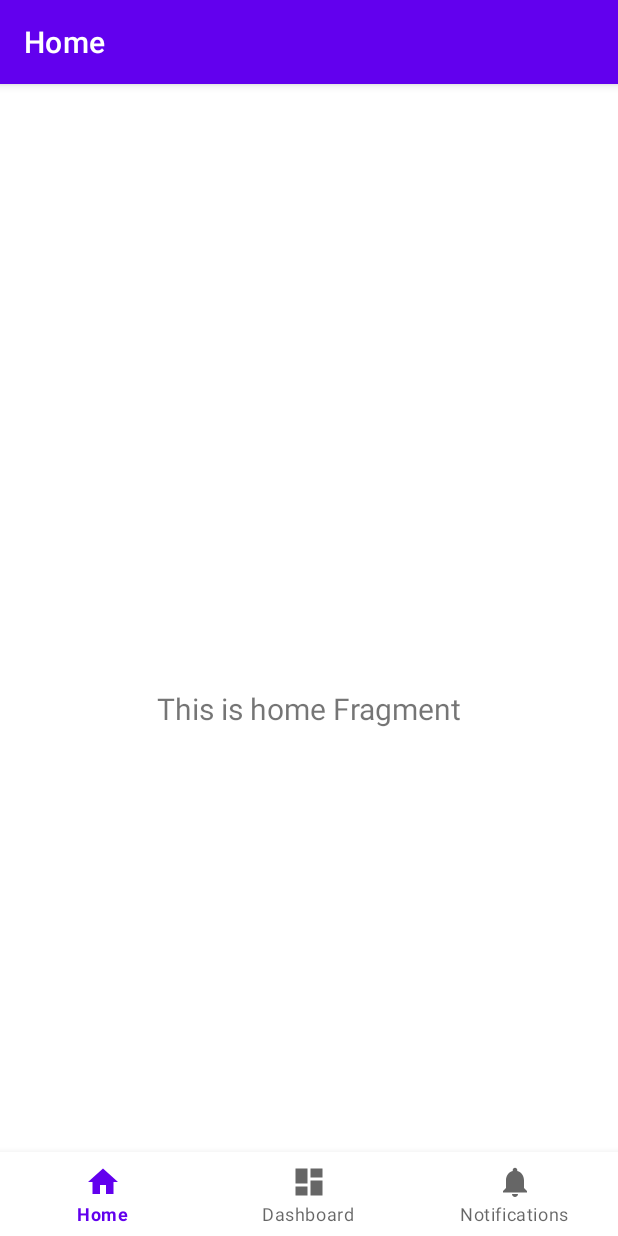
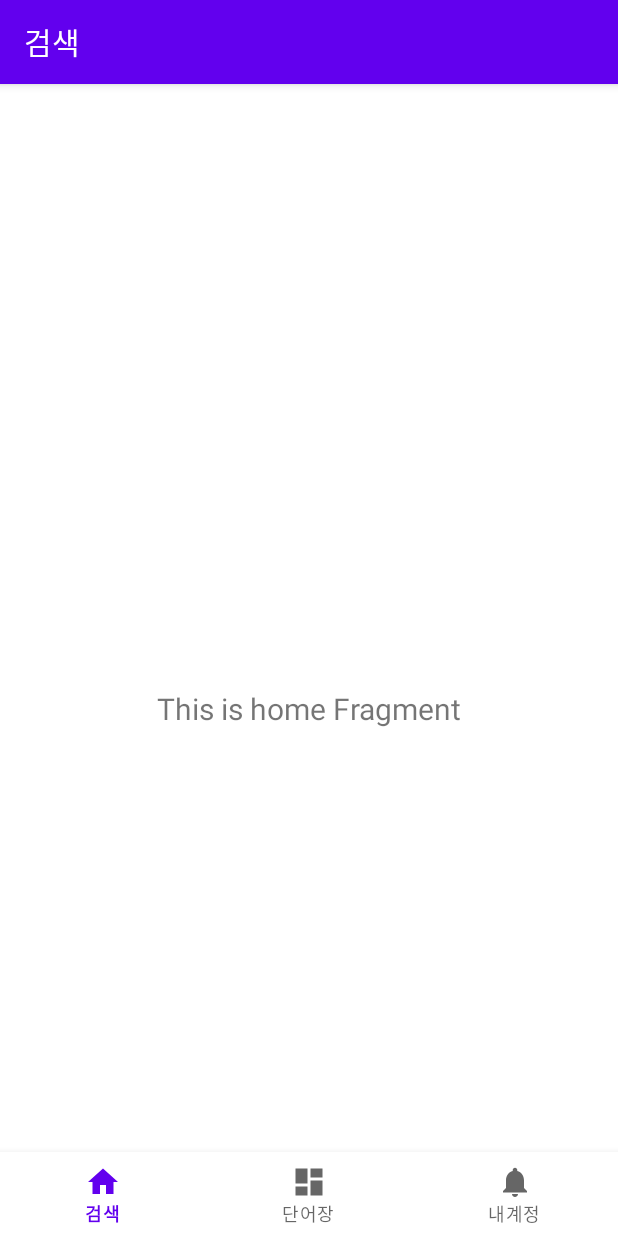
Before and after one commit to Leusin/oic-graduation-project, an Android app: the screen it shows after launch (MainActivity), on a phone screen of 412 x 824 dp. Run offline under Robolectric (Android 15) with nearby library versions, the phone set to English and light mode, and no system bars; our stand-ins replace navigation-ui.

Commit message:
add splash screen

```diff
--- a/oic-android/app/src/main/java/com/project/oic_android/MainActivity.kt
+++ b/oic-android/app/src/main/java/com/project/oic_android/MainActivity.kt
@@ -3,6 +3,7 @@ package com.project.oic_android
 import android.os.Bundle
 import com.google.android.material.bottomnavigation.BottomNavigationView
 import androidx.appcompat.app.AppCompatActivity
+import androidx.core.splashscreen.SplashScreen.Companion.installSplashScreen
 import androidx.navigation.findNavController
 import androidx.navigation.ui.AppBarConfiguration
 import androidx.navigation.ui.setupActionBarWithNavController
@@ -14,6 +15,7 @@ class MainActivity : AppCompatActivity() {
     private lateinit var binding: ActivityMainBinding
 
     override fun onCreate(savedInstanceState: Bundle?) {
+        val splashScreen = installSplashScreen()
         super.onCreate(savedInstanceState)
 
         binding = ActivityMainBinding.inflate(layoutInflater)
--- a/oic-android/app/src/main/res/menu/bottom_nav_menu.xml
+++ b/oic-android/app/src/main/res/menu/bottom_nav_menu.xml
@@ -4,16 +4,16 @@
     <item
         android:id="@+id/navigation_home"
         android:icon="@drawable/ic_home_black_24dp"
-        android:title="@string/title_home" />
+        android:title="@string/title_search" />
 
     <item
         android:id="@+id/navigation_dashboard"
         android:icon="@drawable/ic_dashboard_black_24dp"
-        android:title="@string/title_dashboard" />
+        android:title="@string/title_note" />
 
     <item
         android:id="@+id/navigation_notifications"
         android:icon="@drawable/ic_notifications_black_24dp"
-        android:title="@string/title_notifications" />
+        android:title="@string/title_account" />
 
 </menu>
--- a/oic-android/app/src/main/res/navigation/mobile_navigation.xml
+++ b/oic-android/app/src/main/res/navigation/mobile_navigation.xml
@@ -8,18 +8,18 @@
     <fragment
         android:id="@+id/navigation_home"
         android:name="com.project.oic_android.ui.home.HomeFragment"
-        android:label="@string/title_home"
+        android:label="@string/title_search"
         tools:layout="@layout/fragment_home" />
 
     <fragment
         android:id="@+id/navigation_dashboard"
         android:name="com.project.oic_android.ui.dashboard.DashboardFragment"
-        android:label="@string/title_dashboard"
+        android:label="@string/title_note"
         tools:layout="@layout/fragment_dashboard" />
 
     <fragment
         android:id="@+id/navigation_notifications"
         android:name="com.project.oic_android.ui.notifications.NotificationsFragment"
-        android:label="@string/title_notifications"
+        android:label="@string/title_account"
         tools:layout="@layout/fragment_notifications" />
 </navigation>
--- a/oic-android/app/src/main/res/values/colors.xml
+++ b/oic-android/app/src/main/res/values/colors.xml
@@ -7,4 +7,5 @@
     <color name="teal_700">#FF018786</color>
     <color name="black">#FF000000</color>
     <color name="white">#FFFFFFFF</color>
+    <color name="splash_screen_background">#FF6200EE</color>
 </resources>
--- a/oic-android/app/src/main/res/values/strings.xml
+++ b/oic-android/app/src/main/res/values/strings.xml
@@ -1,6 +1,6 @@
 <resources>
-    <string name="app_name">OIC-android</string>
-    <string name="title_home">Home</string>
-    <string name="title_dashboard">Dashboard</string>
-    <string name="title_notifications">Notifications</string>
+    <string name="app_name">OIC</string>
+    <string name="title_search">검색</string>
+    <string name="title_note">단어장</string>
+    <string name="title_account">내계정</string>
 </resources>
--- a/oic-android/app/src/main/res/values/themes.xml
+++ b/oic-android/app/src/main/res/values/themes.xml
@@ -1,6 +1,6 @@
 <resources xmlns:tools="http://schemas.android.com/tools">
     <!-- Base application theme. -->
-    <style name="Theme.OICandroid" parent="Theme.MaterialComponents.DayNight.DarkActionBar">
+    <style name="Theme.App.OIC" parent="Theme.MaterialComponents.DayNight.DarkActionBar">
         <!-- Primary brand color. -->
         <item name="colorPrimary">@color/purple_500</item>
         <item name="colorPrimaryVariant">@color/purple_700</item>
@@ -13,4 +13,10 @@
         <item name="android:statusBarColor" tools:targetApi="l">?attr/colorPrimaryVariant</item>
         <!-- Customize your theme here. -->
     </style>
+    <!--스플래시 스크린 추가-->
+    <style name="Theme.App.Starting" parent="Theme.SplashScreen">
+        <item name="windowSplashScreenAnimatedIcon">@mipmap/ic_launcher</item>
+        <item name="windowSplashScreenBackground">@color/splash_screen_background</item>
+        <item name="postSplashScreenTheme">@style/Theme.App.OIC</item>
+    </style>
 </resources>
```
Also changed, not shown: oic-android/app/build.gradle (+6 -3 lines), oic-android/app/src/main/AndroidManifest.xml (+3 -4 lines), 2 other files.
